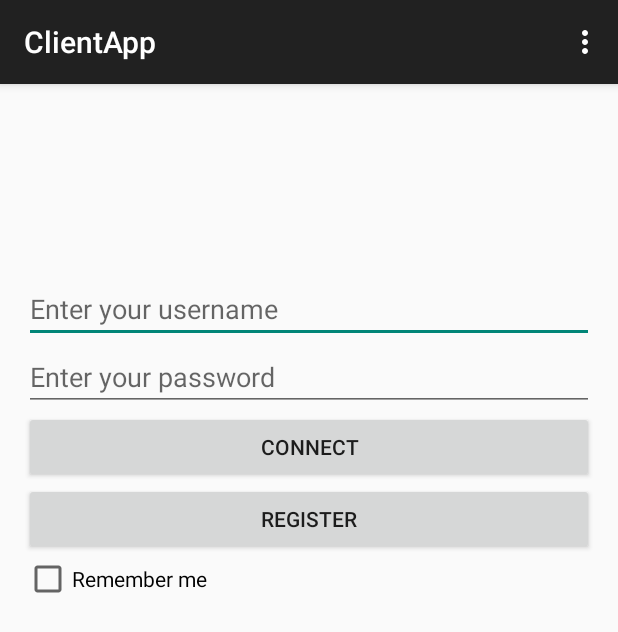
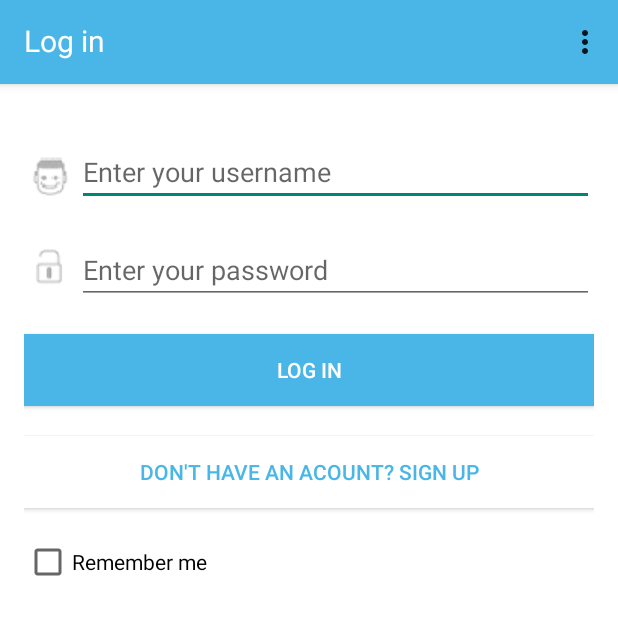
Before and after one commit to Hackaton-Hevre/ClientDemo, an Android app: the screen it shows after launch (MainActivity), on a phone screen of 412 x 824 dp. Shown: the top 632 px of the screen. Run offline under Robolectric (Android 15) with nearby library versions, the phone set to English and light mode, and no system bars.

Commit message:
A little style

```diff
--- a/app/src/main/java/com/hackaton/hevre/clientapplication/Controller/HomeActivity.java
+++ b/app/src/main/java/com/hackaton/hevre/clientapplication/Controller/HomeActivity.java
@@ -34,6 +34,8 @@ public class HomeActivity extends ActionBarActivity {
         super.onCreate(savedInstanceState);
         setContentView(R.layout.activity_home);
         mModelService.setDelegate(this);
+
+        setSupportActionBar((android.support.v7.widget.Toolbar)findViewById(R.id.home_toolbar));
         Bundle b = getIntent().getExtras();
         if(b != null) {
             mUserName = b.getString("user");
--- a/app/src/main/java/com/hackaton/hevre/clientapplication/Controller/MainActivity.java
+++ b/app/src/main/java/com/hackaton/hevre/clientapplication/Controller/MainActivity.java
@@ -4,7 +4,7 @@ import android.content.Context;
 import android.content.Intent;
 import android.content.SharedPreferences;
 import android.os.Bundle;
-import android.support.v7.app.ActionBarActivity;
+import android.support.v7.app.AppCompatActivity;
 import android.view.Menu;
 import android.view.MenuItem;
 import android.view.View;
@@ -18,7 +18,7 @@ import com.hackaton.hevre.clientapplication.Model.ModelService;
 import com.hackaton.hevre.clientapplication.R;
 
 
-public class MainActivity extends ActionBarActivity {
+public class MainActivity extends AppCompatActivity {
 
     public static final String MAIN_ACTIVITY_PREFERENCES = "main_activity_preferences";
     IModelService mModelService = ModelService.getInstance();
@@ -30,11 +30,13 @@ public class MainActivity extends ActionBarActivity {
     protected void onCreate(Bundle savedInstanceState) {
         super.onCreate(savedInstanceState);
         setContentView(R.layout.activity_main);
+
+        setSupportActionBar((android.support.v7.widget.Toolbar)findViewById(R.id.main_toolbar));
+
         mModelService.setDelegate(this);
         mUsernameEdit = (EditText) findViewById(R.id.username_text);
         mPasswordEdit = (EditText) findViewById(R.id.password_text);
         mRememberMeCheckBox = (CheckBox) findViewById(R.id.rememberMe_checkBox);
-
         autoLogin();
     }
 
--- a/app/src/main/java/com/hackaton/hevre/clientapplication/Controller/RegisterActivity.java
+++ b/app/src/main/java/com/hackaton/hevre/clientapplication/Controller/RegisterActivity.java
@@ -23,6 +23,8 @@ public class RegisterActivity extends ActionBarActivity {
     protected void onCreate(Bundle savedInstanceState) {
         super.onCreate(savedInstanceState);
         setContentView(R.layout.activity_register);
+
+        setSupportActionBar((android.support.v7.widget.Toolbar)findViewById(R.id.register_toolbar));
         mModelService.setDelegate(this);
     }
 
--- a/app/src/main/res/layout/activity_home.xml
+++ b/app/src/main/res/layout/activity_home.xml
@@ -1,5 +1,23 @@
-<RelativeLayout xmlns:android="http://schemas.android.com/apk/res/android"
+<LinearLayout xmlns:android="http://schemas.android.com/apk/res/android"
               xmlns:tools="http://schemas.android.com/tools"
+              xmlns:app="http://schemas.android.com/apk/res-auto"
+              android:orientation="vertical"
+              android:layout_width="fill_parent"
+              android:layout_height="fill_parent"
+              android:layout_alignParentBottom="true"
+              android:layout_alignRight="@+id/rememberMe_checkBox"
+              android:layout_alignEnd="@+id/rememberMe_checkBox">
+
+    <android.support.v7.widget.Toolbar
+        android:id="@+id/home_toolbar"
+        android:layout_width="match_parent"
+        android:layout_height="?attr/actionBarSize"
+        android:background="#4AB6E7"
+        android:elevation="4dp"
+        android:theme="@style/ThemeOverlay.AppCompat.ActionBar"
+        app:popupTheme="@style/ThemeOverlay.AppCompat.Light"/>
+
+    <RelativeLayout
                     android:layout_width="match_parent"
                     android:layout_height="match_parent"
                     android:paddingLeft="@dimen/activity_horizontal_margin"
@@ -42,3 +60,5 @@
 
 
     </RelativeLayout>
+
+</LinearLayout>
--- a/app/src/main/res/layout/activity_main.xml
+++ b/app/src/main/res/layout/activity_main.xml
@@ -1,65 +1,135 @@
-<RelativeLayout xmlns:android="http://schemas.android.com/apk/res/android"
+<LinearLayout xmlns:android="http://schemas.android.com/apk/res/android"
               xmlns:tools="http://schemas.android.com/tools"
+              xmlns:app="http://schemas.android.com/apk/res-auto"
+              android:orientation="vertical"
+              android:layout_width="fill_parent"
+              android:layout_height="fill_parent"
+              android:layout_alignParentBottom="true"
+              android:layout_alignRight="@+id/rememberMe_checkBox"
+              android:layout_alignEnd="@+id/rememberMe_checkBox">
+
+
+    <android.support.v7.widget.Toolbar
+        android:id="@+id/main_toolbar"
+        android:layout_width="match_parent"
+        android:layout_height="?attr/actionBarSize"
+        android:title="@string/Connect"
+        android:background="#4AB6E7"
+        android:elevation="4dp"
+        android:theme="@style/ThemeOverlay.AppCompat.ActionBar"
+        app:popupTheme="@style/ThemeOverlay.AppCompat.Light">
+
+        <RelativeLayout
+            android:layout_width="fill_parent"
+            android:layout_height="fill_parent">
+
+            <TextView
+                android:layout_width="wrap_content"
+                android:layout_height="wrap_content"
+                android:id="@+id/log_in_toolbar"
+                android:text="Log in"
+                android:layout_alignParentLeft="true"
+                android:layout_alignParentStart="true"
+                android:layout_marginTop="13dp"
+                android:textSize="20dp"
+                android:textColor="@android:color/white"
+                />
+
+            <ImageView
+                android:layout_width="wrap_content"
+                android:layout_height="wrap_content"
+                android:gravity="center_vertical"
+                android:layout_centerVertical="true"
+                />
+
+            </RelativeLayout>
+
+        </android.support.v7.widget.Toolbar>
+
+    <RelativeLayout
                     android:layout_width="match_parent"
                     android:layout_height="match_parent"
                     android:paddingLeft="@dimen/activity_horizontal_margin"
                     android:paddingRight="@dimen/activity_horizontal_margin"
                     android:paddingTop="@dimen/activity_vertical_margin"
                     android:paddingBottom="@dimen/activity_vertical_margin"
-                tools:context=".MainActivity">
+                    tools:context=".MainActivity"
+                    android:background="#ffffffff">
 
-    <LinearLayout
-        android:orientation="vertical"
-        android:layout_width="fill_parent"
-        android:layout_height="fill_parent"
-        android:layout_centerHorizontal="true"
-        android:layout_marginTop="111dp">
-
+            <ImageView
+                android:layout_width="wrap_content"
+                android:layout_height="wrap_content"
+                android:src="@drawable/ic_username"
+                android:layout_marginTop="20dp"
+                android:id="@+id/imageView"
+                android:layout_toLeftOf="@+id/password_text"
+                android:layout_toStartOf="@+id/password_text"
+                android:layout_alignBottom="@+id/username_text"/>
 
             <EditText
                 android:layout_width="match_parent"
                 android:layout_height="wrap_content"
                 android:inputType="textPersonName"
+                android:layout_marginTop="20dp"
                 android:hint="Enter your username"
                 android:ems="10"
+                android:layout_toRightOf="@+id/imageView"
                 android:id="@+id/username_text"
                 android:layout_gravity="center_horizontal"/>
+
+            <ImageView
+                android:layout_width="wrap_content"
+                android:layout_height="wrap_content"
+                android:layout_marginTop="20dp"
+                android:id="@+id/imageView2"
+                android:src="@drawable/ic_password"
+                android:layout_below="@+id/username_text"/>
 
             <EditText
                 android:layout_width="match_parent"
                 android:layout_height="wrap_content"
                 android:inputType="textPassword"
                 android:hint="Enter your password"
+                android:layout_marginTop="20dp"
+                android:layout_toRightOf="@+id/imageView2"
                 android:ems="10"
                 android:id="@+id/password_text"
-            android:layout_gravity="center_horizontal"/>
+                android:layout_gravity="center_horizontal"
+                android:layout_below="@+id/username_text"/>
 
             <Button
                 android:layout_width="match_parent"
                 android:layout_height="wrap_content"
                 android:text="@string/Connect"
+                android:layout_marginTop="20dp"
                 android:id="@+id/Login_button"
+                android:textColor="#ffffffff"
+                android:background="#4AB6E7"
                 android:layout_gravity="center_horizontal"
-            android:onClick="loginButton_onClick"/>
+                android:onClick="loginButton_onClick"
+                android:layout_below="@+id/password_text"
+                />
 
             <Button
                 android:layout_width="match_parent"
                 android:layout_height="wrap_content"
+                android:layout_marginTop="20dp"
                 android:text="@string/Register"
+                android:textColor="#4AB6E7"
+                android:background="#ffffffff"
                 android:id="@+id/Register_button"
                 android:layout_gravity="center_horizontal"
                 android:onClick="registerButton_onClick"
+                android:layout_below="@+id/Login_button"
                 />
 
             <CheckBox
                 android:layout_width="wrap_content"
                 android:layout_height="wrap_content"
+                android:layout_marginTop="20dp"
                 android:text="@string/rememberMe_checkbox"
-            android:id="@+id/rememberMe_checkBox"/>
+                android:id="@+id/rememberMe_checkBox"
+                android:layout_below="@+id/Register_button"/>
+    </RelativeLayout>
+
 </LinearLayout>
-
-
-
-
-
-</RelativeLayout>
--- a/app/src/main/res/layout/activity_register.xml
+++ b/app/src/main/res/layout/activity_register.xml
@@ -1,11 +1,20 @@
 <?xml version="1.0" encoding="utf-8"?>
 <LinearLayout xmlns:android="http://schemas.android.com/apk/res/android"
               xmlns:tools="http://schemas.android.com/tools"
+              xmlns:app="http://schemas.android.com/apk/res-auto"
               android:orientation="vertical"
               android:layout_width="match_parent"
               android:layout_height="match_parent"
               tools:context="com.hackaton.hevre.clientapp.RegisterActivity"
     >
+    <android.support.v7.widget.Toolbar
+        android:id="@+id/register_toolbar"
+        android:layout_width="match_parent"
+        android:layout_height="?attr/actionBarSize"
+        android:background="#4AB6E7"
+        android:elevation="4dp"
+        android:theme="@style/ThemeOverlay.AppCompat.ActionBar"
+        app:popupTheme="@style/ThemeOverlay.AppCompat.Light"/>
 
     <TextView
         android:layout_width="wrap_content"
--- a/app/src/main/res/values/strings.xml
+++ b/app/src/main/res/values/strings.xml
@@ -3,8 +3,8 @@
 
     <string name="title_add_task">Add Task</string>
     <string name="action_settings">Settings</string>
-    <string name="Connect">Connect</string>
-    <string name="Register">Register</string>
+    <string name="Connect">LOG IN</string>
+    <string name="Register">Don't have an acount? Sign Up</string>
     <string name="Register_Page">Register</string>
     <string name="Register_button">Register</string>
     <string name="title_activity_home">HomeActivity</string>
--- a/app/src/main/res/values/styles.xml
+++ b/app/src/main/res/values/styles.xml
@@ -1,7 +1,7 @@
 <resources>
 
     <!-- Base application theme. -->
-    <style name="AppTheme" parent="Theme.AppCompat.Light.DarkActionBar">
+    <style name="AppTheme" parent="@style/Theme.AppCompat.Light.NoActionBar">
         <!-- Customize your theme here. -->
     </style>
 
```
Also changed, not shown: app/src/main/res/drawable/ic_password.png (added), app/src/main/res/drawable/ic_username.png (added), app/src/main/res/drawable/mockupmain.png (added). Lines whose indentation alone changed are shown as unchanged.
